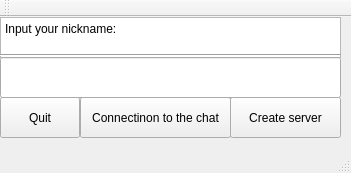
Qt form QtChat/mainwindow.ui (LisGein/LinuxCppLessons) before a commit.
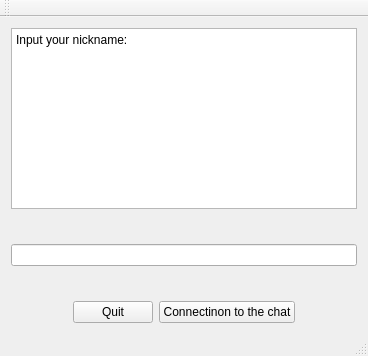
The same form after that commit.

Commit message: Сменила название проекта 'Server' на 'Tic_Tac_Toi', разделила сервер и клиент в QtChat(QtChat теперь клиент, а ServerForQtChat - сервер)

```diff
--- a/QtChat/mainwindow.ui
+++ b/QtChat/mainwindow.ui
@@ -6,23 +6,19 @@
    <rect>
     <x>0</x>
     <y>0</y>
-    <width>351</width>
-    <height>173</height>
+    <width>368</width>
+    <height>356</height>
    </rect>
   </property>
   <property name="windowTitle">
    <string>Login chat</string>
   </property>
   <widget class="QWidget" name="centralWidget">
+   <layout class="QGridLayout" name="gridLayout">
+    <item row="0" column="0">
+     <layout class="QVBoxLayout" name="verticalLayout">
+      <item>
    <widget class="QTextEdit" name="que_text">
-    <property name="geometry">
-     <rect>
-      <x>0</x>
-      <y>0</y>
-      <width>341</width>
-      <height>41</height>
-     </rect>
-    </property>
     <property name="readOnly">
      <bool>true</bool>
     </property>
@@ -30,72 +26,87 @@
      <string>&lt;!DOCTYPE HTML PUBLIC &quot;-//W3C//DTD HTML 4.0//EN&quot; &quot;http://www.w3.org/TR/REC-html40/strict.dtd&quot;&gt;
 &lt;html&gt;&lt;head&gt;&lt;meta name=&quot;qrichtext&quot; content=&quot;1&quot; /&gt;&lt;style type=&quot;text/css&quot;&gt;
 p, li { white-space: pre-wrap; }
-&lt;/style&gt;&lt;/head&gt;&lt;body style=&quot; font-family:'Sans Serif'; font-size:9pt; font-weight:400; font-style:normal;&quot;&gt;
-&lt;p style=&quot; margin-top:0px; margin-bottom:0px; margin-left:0px; margin-right:0px; -qt-block-indent:0; text-indent:0px;&quot;&gt;Input your nickname:&lt;/p&gt;&lt;/body&gt;&lt;/html&gt;</string>
-    </property>
-   </widget>
-   <widget class="QPushButton" name="button_entry">
-    <property name="geometry">
-     <rect>
-      <x>80</x>
-      <y>80</y>
-      <width>151</width>
-      <height>41</height>
-     </rect>
-    </property>
-    <property name="text">
-     <string>Connectinon to the chat</string>
-    </property>
-   </widget>
-   <widget class="QLineEdit" name="in_text">
-    <property name="geometry">
-     <rect>
-      <x>0</x>
-      <y>40</y>
-      <width>341</width>
-      <height>41</height>
-     </rect>
-    </property>
-   </widget>
-   <widget class="Line" name="line">
-    <property name="geometry">
-     <rect>
-      <x>0</x>
-      <y>30</y>
-      <width>341</width>
-      <height>16</height>
-     </rect>
-    </property>
+&lt;/style&gt;&lt;/head&gt;&lt;body style=&quot; font-family:'Noto Sans [monotype]'; font-size:9pt; font-weight:400; font-style:normal;&quot;&gt;
+&lt;p style=&quot; margin-top:0px; margin-bottom:0px; margin-left:0px; margin-right:0px; -qt-block-indent:0; text-indent:0px;&quot;&gt;&lt;span style=&quot; font-family:'Sans Serif';&quot;&gt;Input your nickname:&lt;/span&gt;&lt;/p&gt;&lt;/body&gt;&lt;/html&gt;</string>
+        </property>
+       </widget>
+      </item>
+      <item>
+       <spacer name="verticalSpacer">
+        <property name="orientation">
+         <enum>Qt::Vertical</enum>
+        </property>
+        <property name="sizeHint" stdset="0">
+         <size>
+          <width>20</width>
+          <height>40</height>
+         </size>
+        </property>
+       </spacer>
+      </item>
+      <item>
+       <widget class="QLineEdit" name="in_text"/>
+      </item>
+      <item>
+       <spacer name="verticalSpacer_2">
+        <property name="orientation">
+         <enum>Qt::Vertical</enum>
+        </property>
+        <property name="sizeHint" stdset="0">
+         <size>
+          <width>20</width>
+          <height>40</height>
+         </size>
+        </property>
+       </spacer>
+      </item>
+     </layout>
+    </item>
+    <item row="1" column="0">
+     <layout class="QHBoxLayout" name="horizontalLayout">
+      <item>
+       <spacer name="horizontalSpacer">
     <property name="orientation">
      <enum>Qt::Horizontal</enum>
     </property>
-   </widget>
+        <property name="sizeHint" stdset="0">
+         <size>
+          <width>40</width>
+          <height>20</height>
+         </size>
+        </property>
+       </spacer>
+      </item>
+      <item>
    <widget class="QPushButton" name="button_quit">
-    <property name="geometry">
-     <rect>
-      <x>0</x>
-      <y>80</y>
-      <width>80</width>
-      <height>41</height>
-     </rect>
-    </property>
     <property name="text">
      <string>Quit</string>
     </property>
    </widget>
-   <widget class="QPushButton" name="button_server">
-    <property name="geometry">
-     <rect>
-      <x>230</x>
-      <y>80</y>
-      <width>111</width>
-      <height>41</height>
-     </rect>
-    </property>
+      </item>
+      <item>
+       <widget class="QPushButton" name="button_entry">
     <property name="text">
-     <string>Create server</string>
-    </property>
-   </widget>
+         <string>Connectinon to the chat</string>
+        </property>
+       </widget>
+      </item>
+      <item>
+       <spacer name="horizontalSpacer_2">
+        <property name="orientation">
+         <enum>Qt::Horizontal</enum>
+        </property>
+        <property name="sizeHint" stdset="0">
+         <size>
+          <width>40</width>
+          <height>20</height>
+         </size>
+        </property>
+       </spacer>
+      </item>
+     </layout>
+    </item>
+   </layout>
   </widget>
   <widget class="QMenuBar" name="menuBar">
    <property name="geometry">
```
Left out of the diff: 4 changed lines with no effect on the pictures. Lines whose indentation alone changed are shown as unchanged. The commit also changes 27 other files.
